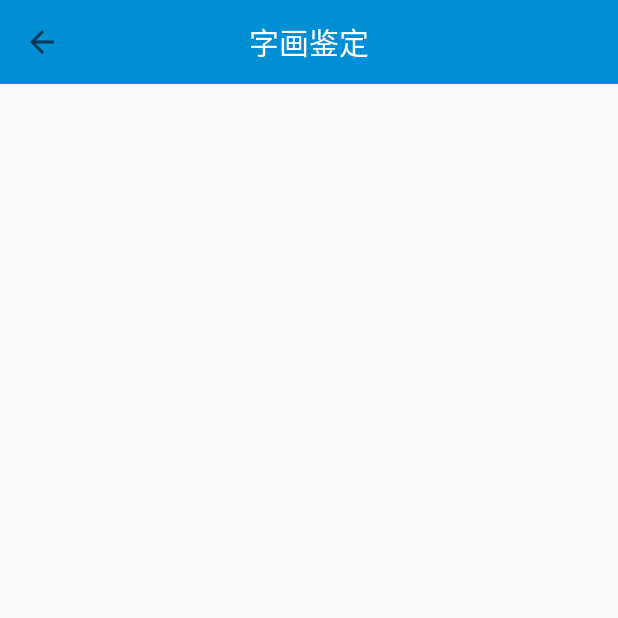
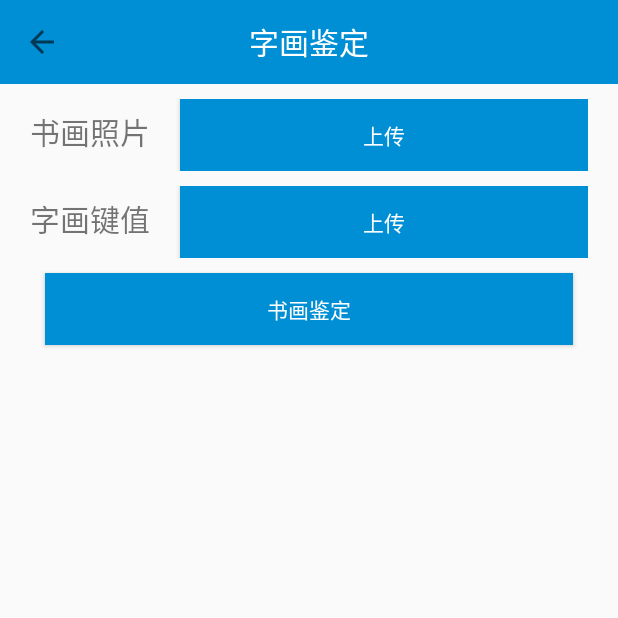
Before and after one commit to AIChainRUC/zihuajianding, an Android app: the IdentifyCalligraphyActivity screen opened directly, with no data from a screen before it, on a phone screen of 412 x 824 dp, the top half of it. Run offline under Robolectric (Android 15) with nearby library versions, the phone set to English and light mode, and no system bars.

Commit message:
add identify calligraphy framework

```diff
--- a/app/src/main/res/layout/activity_identify_calligraphy.xml
+++ b/app/src/main/res/layout/activity_identify_calligraphy.xml
@@ -20,4 +20,103 @@
             android:textColor="#fff"
             android:textSize="20sp" />
     </android.support.v7.widget.Toolbar>
+
+
+
+
+    <LinearLayout
+        android:layout_width="match_parent"
+        android:layout_height="wrap_content"
+        android:layout_marginLeft="20dp"
+        android:layout_marginTop="10dp"
+        android:layout_marginRight="20dp"
+        android:orientation="horizontal">
+
+        <TextView
+            android:layout_width="wrap_content"
+            android:layout_height="wrap_content"
+            android:text="书画照片"
+            android:textSize="20sp" />
+
+        <Button
+            android:id="@+id/upload_calligraphy_btm"
+            android:layout_width="match_parent"
+            android:layout_height="wrap_content"
+            android:layout_marginLeft="20dp"
+            android:background="@color/main_hue"
+            android:text="上传"
+            android:textColor="#fff" />
+        <TextView
+            android:id="@+id/generate_calligraphy_text"
+            android:layout_width="match_parent"
+            android:layout_height="wrap_content"
+            android:layout_gravity="center"
+            android:visibility="gone"
+            android:gravity="center"
+            android:textColor="@color/main_hue" />
+    </LinearLayout>
+
+
+
+    <LinearLayout
+        android:layout_width="match_parent"
+        android:layout_height="wrap_content"
+        android:layout_marginLeft="20dp"
+        android:layout_marginTop="10dp"
+        android:layout_marginRight="20dp"
+        android:orientation="horizontal">
+
+        <TextView
+            android:layout_width="wrap_content"
+            android:layout_height="wrap_content"
+            android:text="字画键值"
+            android:textSize="20sp" />
+
+        <Button
+            android:id="@+id/upload_calligraphy_id_btm"
+            android:layout_width="match_parent"
+            android:layout_height="wrap_content"
+            android:layout_marginLeft="20dp"
+            android:background="@color/main_hue"
+            android:text="上传"
+            android:textColor="#fff" />
+        <TextView
+            android:id="@+id/generate_calligraphy_id_text"
+            android:layout_width="match_parent"
+            android:layout_height="wrap_content"
+            android:layout_gravity="center"
+            android:visibility="gone"
+            android:gravity="center"
+            android:textColor="@color/main_hue" />
+    </LinearLayout>
+
+
+
+
+    <!--<ImageView-->
+    <!--android:id="@+id/generate_ima"-->
+    <!--android:layout_width="wrap_content"-->
+    <!--android:layout_height="wrap_content"-->
+    <!--android:layout_marginLeft="30dp"-->
+    <!--android:layout_marginRight="30dp"-->
+    <!--android:layout_marginTop="10dp"-->
+    <!--android:layout_gravity="center"-->
+    <!--android:visibility="invisible"/>-->
+
+    <Button
+        android:id="@+id/identify_calligraphy_btn"
+        android:layout_width="match_parent"
+        android:layout_height="wrap_content"
+        android:layout_marginLeft="30dp"
+        android:layout_marginTop="10dp"
+        android:layout_marginRight="30dp"
+        android:background="@color/main_hue"
+        android:text="书画鉴定"
+        android:textColor="#fff" />
+
+    <View
+        android:layout_width="match_parent"
+        android:layout_height="30dp" />
+
+
 </LinearLayout>
```
